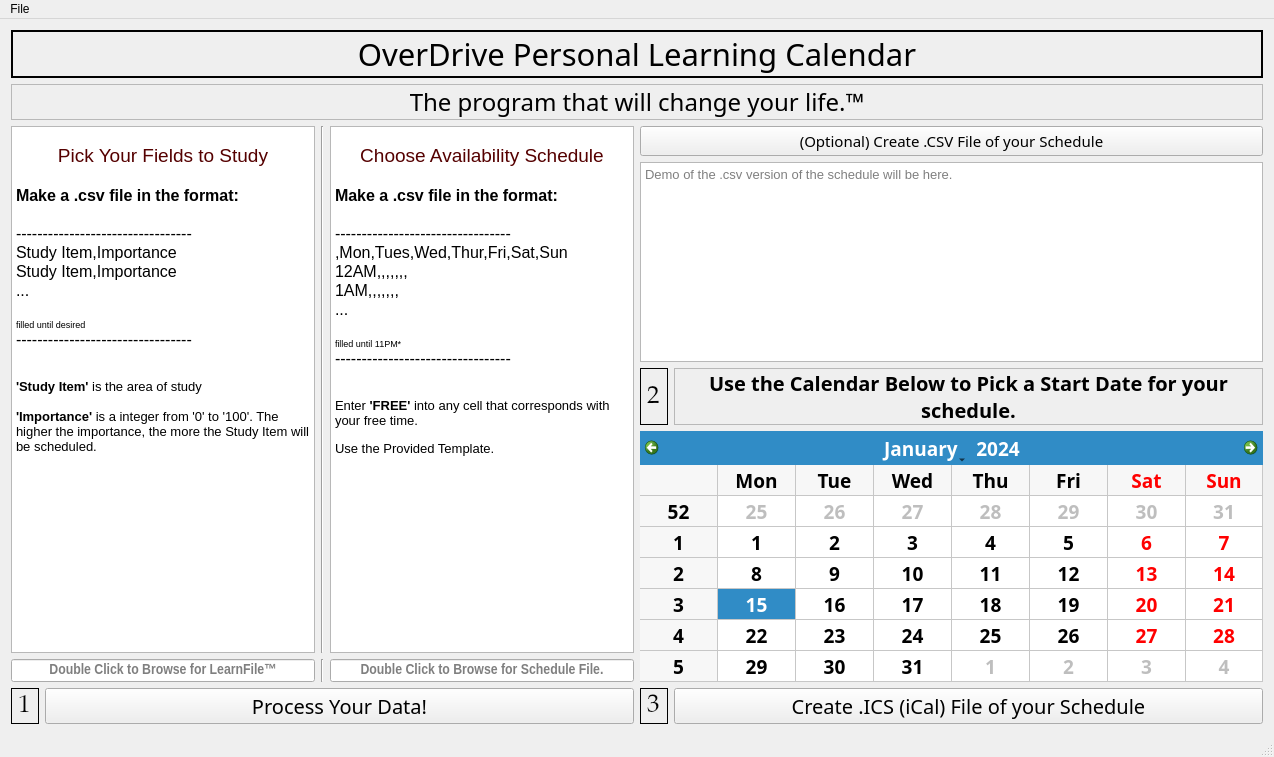
The window that inputwindow.ui (bytePro17124/OverDrive-Personal-Learning-Calendar) describes before a commit, drawn with Qt 5.
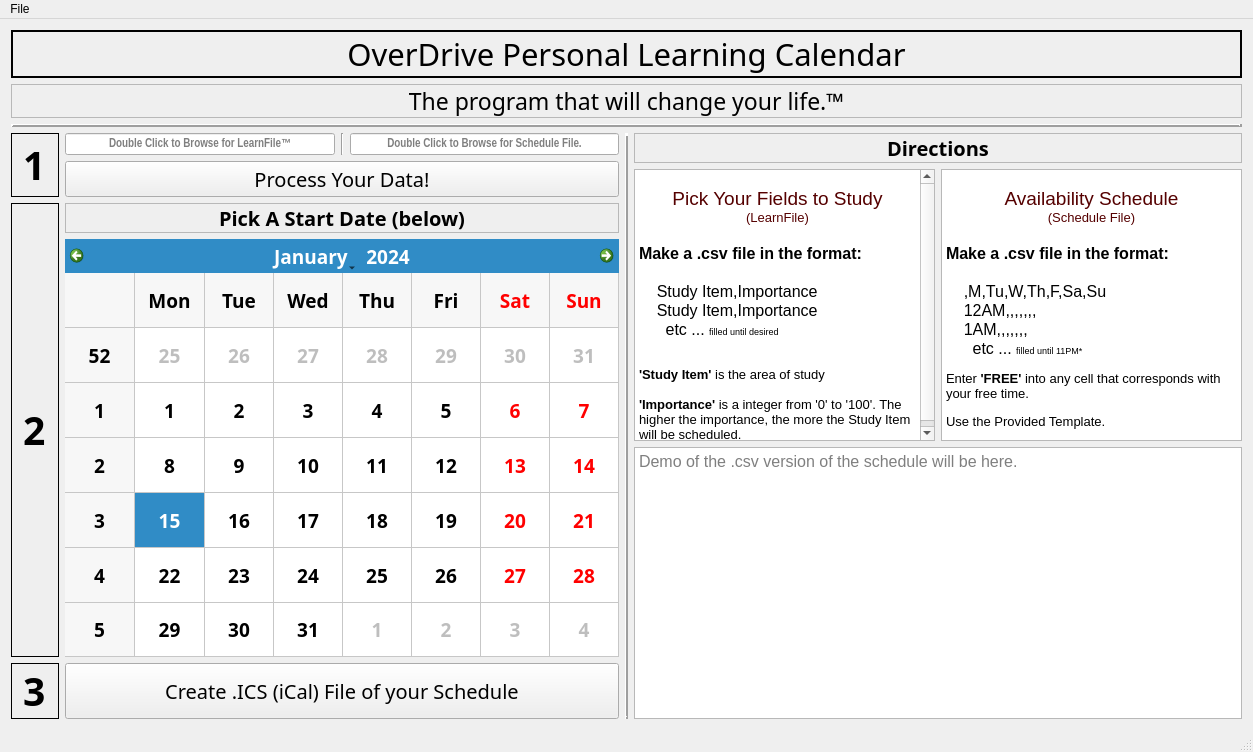
The same window after the commit.

Commit message: added file menu settings, changed layout

The edit to the form file:
```diff
--- a/inputwindow.ui
+++ b/inputwindow.ui
@@ -6,10 +6,16 @@
    <rect>
     <x>0</x>
     <y>0</y>
-    <width>1274</width>
-    <height>757</height>
+    <width>1253</width>
+    <height>752</height>
    </rect>
   </property>
+  <property name="sizePolicy">
+   <sizepolicy hsizetype="Preferred" vsizetype="Preferred">
+    <horstretch>0</horstretch>
+    <verstretch>0</verstretch>
+   </sizepolicy>
+  </property>
   <property name="windowTitle">
    <string>InputWindow</string>
   </property>
@@ -17,9 +23,17 @@
    <string/>
   </property>
   <widget class="QWidget" name="centralWidget">
-   <layout class="QVBoxLayout" name="verticalLayout_3">
+   <layout class="QGridLayout" name="gridLayout">
+    <item row="0" column="0">
+     <layout class="QVBoxLayout" name="verticalLayout">
     <item>
      <widget class="QLabel" name="label_ProgramName">
+        <property name="sizePolicy">
+         <sizepolicy hsizetype="Expanding" vsizetype="Fixed">
+          <horstretch>0</horstretch>
+          <verstretch>0</verstretch>
+         </sizepolicy>
+        </property>
       <property name="font">
        <font>
         <family>Algerian</family>
@@ -47,10 +61,16 @@
     </item>
     <item>
      <widget class="QLabel" name="label">
+        <property name="sizePolicy">
+         <sizepolicy hsizetype="Expanding" vsizetype="Fixed">
+          <horstretch>0</horstretch>
+          <verstretch>0</verstretch>
+         </sizepolicy>
+        </property>
       <property name="font">
        <font>
         <family>Baskerville Old Face</family>
-        <pointsize>18</pointsize>
+          <pointsize>17</pointsize>
         <underline>false</underline>
        </font>
       </property>
@@ -72,94 +92,60 @@
      </widget>
     </item>
     <item>
+       <widget class="Line" name="line_2">
+        <property name="frameShadow">
+         <enum>QFrame::Raised</enum>
+        </property>
+        <property name="lineWidth">
+         <number>3</number>
+        </property>
+        <property name="orientation">
+         <enum>Qt::Horizontal</enum>
+        </property>
+       </widget>
+      </item>
+     </layout>
+    </item>
+    <item row="1" column="0">
      <layout class="QHBoxLayout" name="horizontalLayout_6">
       <item>
+       <layout class="QVBoxLayout" name="verticalLayout_5">
+        <item>
+         <layout class="QHBoxLayout" name="horizontalLayout">
+          <item>
+           <widget class="QLabel" name="label_3">
+            <property name="font">
+             <font>
+              <family>Stencil</family>
+              <pointsize>29</pointsize>
+              <weight>75</weight>
+              <bold>true</bold>
+             </font>
+            </property>
+            <property name="frameShape">
+             <enum>QFrame::Panel</enum>
+            </property>
+            <property name="text">
+             <string>1</string>
+            </property>
+           </widget>
+          </item>
+          <item>
        <layout class="QVBoxLayout" name="verticalLayout_2">
-        <item>
-         <layout class="QHBoxLayout" name="horizontalLayout_5">
-          <item>
-           <widget class="QTextBrowser" name="textBrowser_InfoAboutLearnItems">
-            <property name="sizeIncrement">
-             <size>
-              <width>0</width>
-              <height>0</height>
-             </size>
-            </property>
-            <property name="html">
-             <string>&lt;!DOCTYPE HTML PUBLIC &quot;-//W3C//DTD HTML 4.0//EN&quot; &quot;http://www.w3.org/TR/REC-html40/strict.dtd&quot;&gt;
-&lt;html&gt;&lt;head&gt;&lt;meta name=&quot;qrichtext&quot; content=&quot;1&quot; /&gt;&lt;style type=&quot;text/css&quot;&gt;
-p, li { white-space: pre-wrap; }
-&lt;/style&gt;&lt;/head&gt;&lt;body style=&quot; font-family:'MS Shell Dlg 2'; font-size:8pt; font-weight:400; font-style:normal;&quot;&gt;
-&lt;p align=&quot;center&quot; style=&quot;-qt-paragraph-type:empty; margin-top:0px; margin-bottom:0px; margin-left:0px; margin-right:0px; -qt-block-indent:0; text-indent:0px; font-size:8.25pt;&quot;&gt;&lt;br /&gt;&lt;/p&gt;
-&lt;p align=&quot;center&quot; style=&quot; margin-top:0px; margin-bottom:0px; margin-left:0px; margin-right:0px; -qt-block-indent:0; text-indent:0px;&quot;&gt;&lt;span style=&quot; font-size:14pt; color:#550000;&quot;&gt;Pick Your Fields to Study&lt;/span&gt;&lt;/p&gt;
-&lt;p style=&quot;-qt-paragraph-type:empty; margin-top:0px; margin-bottom:0px; margin-left:0px; margin-right:0px; -qt-block-indent:0; text-indent:0px; font-size:12pt; font-weight:600;&quot;&gt;&lt;br /&gt;&lt;/p&gt;
-&lt;p style=&quot; margin-top:0px; margin-bottom:0px; margin-left:0px; margin-right:0px; -qt-block-indent:0; text-indent:0px;&quot;&gt;&lt;span style=&quot; font-size:12pt; font-weight:600;&quot;&gt;Make a .csv file in the format:&lt;/span&gt;&lt;/p&gt;
-&lt;p style=&quot;-qt-paragraph-type:empty; margin-top:0px; margin-bottom:0px; margin-left:0px; margin-right:0px; -qt-block-indent:0; text-indent:0px; font-size:12pt; font-weight:600;&quot;&gt;&lt;br /&gt;&lt;/p&gt;
-&lt;p style=&quot; margin-top:0px; margin-bottom:0px; margin-left:0px; margin-right:0px; -qt-block-indent:0; text-indent:0px;&quot;&gt;&lt;span style=&quot; font-size:12pt;&quot;&gt;---------------------------------&lt;/span&gt;&lt;/p&gt;
-&lt;p style=&quot; margin-top:0px; margin-bottom:0px; margin-left:0px; margin-right:0px; -qt-block-indent:0; text-indent:0px;&quot;&gt;&lt;span style=&quot; font-size:12pt;&quot;&gt;Study Item,Importance&lt;/span&gt;&lt;/p&gt;
-&lt;p style=&quot; margin-top:0px; margin-bottom:0px; margin-left:0px; margin-right:0px; -qt-block-indent:0; text-indent:0px;&quot;&gt;&lt;span style=&quot; font-size:12pt;&quot;&gt;Study Item,Importance&lt;/span&gt;&lt;/p&gt;
-&lt;p style=&quot; margin-top:0px; margin-bottom:0px; margin-left:0px; margin-right:0px; -qt-block-indent:0; text-indent:0px;&quot;&gt;&lt;span style=&quot; font-size:12pt;&quot;&gt;... &lt;/span&gt;&lt;/p&gt;
-&lt;p style=&quot;-qt-paragraph-type:empty; margin-top:0px; margin-bottom:0px; margin-left:0px; margin-right:0px; -qt-block-indent:0; text-indent:0px; font-size:12pt;&quot;&gt;&lt;br /&gt;&lt;/p&gt;
-&lt;p style=&quot; margin-top:0px; margin-bottom:0px; margin-left:0px; margin-right:0px; -qt-block-indent:0; text-indent:0px;&quot;&gt;&lt;span style=&quot; font-size:7pt;&quot;&gt;filled until desired&lt;/span&gt;&lt;/p&gt;
-&lt;p style=&quot; margin-top:0px; margin-bottom:0px; margin-left:0px; margin-right:0px; -qt-block-indent:0; text-indent:0px;&quot;&gt;&lt;span style=&quot; font-size:12pt;&quot;&gt;---------------------------------&lt;/span&gt;&lt;/p&gt;
-&lt;p style=&quot;-qt-paragraph-type:empty; margin-top:0px; margin-bottom:0px; margin-left:0px; margin-right:0px; -qt-block-indent:0; text-indent:0px; font-size:10pt;&quot;&gt;&lt;br /&gt;&lt;/p&gt;
-&lt;p style=&quot;-qt-paragraph-type:empty; margin-top:0px; margin-bottom:0px; margin-left:0px; margin-right:0px; -qt-block-indent:0; text-indent:0px; font-size:10pt;&quot;&gt;&lt;br /&gt;&lt;/p&gt;
-&lt;p style=&quot; margin-top:0px; margin-bottom:0px; margin-left:0px; margin-right:0px; -qt-block-indent:0; text-indent:0px;&quot;&gt;&lt;span style=&quot; font-size:10pt; font-weight:600;&quot;&gt;'Study Item' &lt;/span&gt;&lt;span style=&quot; font-size:10pt;&quot;&gt;is the area of study &lt;/span&gt;&lt;/p&gt;
-&lt;p style=&quot;-qt-paragraph-type:empty; margin-top:0px; margin-bottom:0px; margin-left:0px; margin-right:0px; -qt-block-indent:0; text-indent:0px; font-size:10pt;&quot;&gt;&lt;br /&gt;&lt;/p&gt;
-&lt;p style=&quot; margin-top:0px; margin-bottom:0px; margin-left:0px; margin-right:0px; -qt-block-indent:0; text-indent:0px;&quot;&gt;&lt;span style=&quot; font-size:10pt; font-weight:600;&quot;&gt;'Importance' &lt;/span&gt;&lt;span style=&quot; font-size:10pt;&quot;&gt;is a integer from '0' to '100'. The higher the importance, the more the Study Item will be scheduled.&lt;/span&gt;&lt;/p&gt;&lt;/body&gt;&lt;/html&gt;</string>
-            </property>
-           </widget>
-          </item>
-          <item>
-           <widget class="Line" name="line_2">
-            <property name="orientation">
-             <enum>Qt::Vertical</enum>
-            </property>
-           </widget>
-          </item>
-          <item>
-           <widget class="QTextBrowser" name="textBrowser_InfoAboutTemplate">
-            <property name="font">
-             <font>
-              <family>MS Sans Serif</family>
-             </font>
-            </property>
-            <property name="html">
-             <string>&lt;!DOCTYPE HTML PUBLIC &quot;-//W3C//DTD HTML 4.0//EN&quot; &quot;http://www.w3.org/TR/REC-html40/strict.dtd&quot;&gt;
-&lt;html&gt;&lt;head&gt;&lt;meta name=&quot;qrichtext&quot; content=&quot;1&quot; /&gt;&lt;style type=&quot;text/css&quot;&gt;
-p, li { white-space: pre-wrap; }
-&lt;/style&gt;&lt;/head&gt;&lt;body style=&quot; font-family:'MS Sans Serif'; font-size:8pt; font-weight:400; font-style:normal;&quot;&gt;
-&lt;p align=&quot;center&quot; style=&quot;-qt-paragraph-type:empty; margin-top:0px; margin-bottom:0px; margin-left:0px; margin-right:0px; -qt-block-indent:0; text-indent:0px; font-family:'MS Shell Dlg 2'; font-size:8.25pt;&quot;&gt;&lt;br /&gt;&lt;/p&gt;
-&lt;p align=&quot;center&quot; style=&quot; margin-top:0px; margin-bottom:0px; margin-left:0px; margin-right:0px; -qt-block-indent:0; text-indent:0px;&quot;&gt;&lt;span style=&quot; font-family:'MS Shell Dlg 2'; font-size:14pt; color:#550000;&quot;&gt;Choose Availability Schedule&lt;/span&gt;&lt;/p&gt;
-&lt;p style=&quot;-qt-paragraph-type:empty; margin-top:0px; margin-bottom:0px; margin-left:0px; margin-right:0px; -qt-block-indent:0; text-indent:0px; font-family:'MS Shell Dlg 2'; font-size:12pt;&quot;&gt;&lt;br /&gt;&lt;/p&gt;
-&lt;p style=&quot; margin-top:0px; margin-bottom:0px; margin-left:0px; margin-right:0px; -qt-block-indent:0; text-indent:0px;&quot;&gt;&lt;span style=&quot; font-family:'MS Shell Dlg 2'; font-size:12pt; font-weight:600;&quot;&gt;Make a .csv file in the format:&lt;/span&gt;&lt;/p&gt;
-&lt;p style=&quot;-qt-paragraph-type:empty; margin-top:0px; margin-bottom:0px; margin-left:0px; margin-right:0px; -qt-block-indent:0; text-indent:0px; font-family:'MS Shell Dlg 2'; font-size:12pt; font-weight:600;&quot;&gt;&lt;br /&gt;&lt;/p&gt;
-&lt;p style=&quot; margin-top:0px; margin-bottom:0px; margin-left:0px; margin-right:0px; -qt-block-indent:0; text-indent:0px;&quot;&gt;&lt;span style=&quot; font-family:'MS Shell Dlg 2'; font-size:12pt;&quot;&gt;---------------------------------&lt;/span&gt;&lt;/p&gt;
-&lt;p style=&quot; margin-top:0px; margin-bottom:0px; margin-left:0px; margin-right:0px; -qt-block-indent:0; text-indent:0px;&quot;&gt;&lt;span style=&quot; font-family:'MS Shell Dlg 2'; font-size:12pt;&quot;&gt;,Mon,Tues,Wed,Thur,Fri,Sat,Sun&lt;/span&gt;&lt;/p&gt;
-&lt;p style=&quot; margin-top:0px; margin-bottom:0px; margin-left:0px; margin-right:0px; -qt-block-indent:0; text-indent:0px;&quot;&gt;&lt;span style=&quot; font-family:'MS Shell Dlg 2'; font-size:12pt;&quot;&gt;12AM,,,,,,,&lt;/span&gt;&lt;/p&gt;
-&lt;p style=&quot; margin-top:0px; margin-bottom:0px; margin-left:0px; margin-right:0px; -qt-block-indent:0; text-indent:0px;&quot;&gt;&lt;span style=&quot; font-family:'MS Shell Dlg 2'; font-size:12pt;&quot;&gt;1AM,,,,,,,&lt;/span&gt;&lt;/p&gt;
-&lt;p style=&quot; margin-top:0px; margin-bottom:0px; margin-left:0px; margin-right:0px; -qt-block-indent:0; text-indent:0px;&quot;&gt;&lt;span style=&quot; font-family:'MS Shell Dlg 2'; font-size:12pt;&quot;&gt;... &lt;/span&gt;&lt;/p&gt;
-&lt;p style=&quot;-qt-paragraph-type:empty; margin-top:0px; margin-bottom:0px; margin-left:0px; margin-right:0px; -qt-block-indent:0; text-indent:0px; font-family:'MS Shell Dlg 2'; font-size:12pt;&quot;&gt;&lt;br /&gt;&lt;/p&gt;
-&lt;p style=&quot; margin-top:0px; margin-bottom:0px; margin-left:0px; margin-right:0px; -qt-block-indent:0; text-indent:0px;&quot;&gt;&lt;span style=&quot; font-family:'MS Shell Dlg 2'; font-size:7pt;&quot;&gt;filled until 11PM*&lt;/span&gt;&lt;/p&gt;
-&lt;p style=&quot; margin-top:0px; margin-bottom:0px; margin-left:0px; margin-right:0px; -qt-block-indent:0; text-indent:0px;&quot;&gt;&lt;span style=&quot; font-family:'MS Shell Dlg 2'; font-size:12pt;&quot;&gt;---------------------------------&lt;/span&gt;&lt;/p&gt;
-&lt;p style=&quot;-qt-paragraph-type:empty; margin-top:0px; margin-bottom:0px; margin-left:0px; margin-right:0px; -qt-block-indent:0; text-indent:0px; font-family:'MS Shell Dlg 2'; font-size:10pt;&quot;&gt;&lt;br /&gt;&lt;/p&gt;
-&lt;p style=&quot;-qt-paragraph-type:empty; margin-top:0px; margin-bottom:0px; margin-left:0px; margin-right:0px; -qt-block-indent:0; text-indent:0px; font-family:'MS Shell Dlg 2'; font-size:10pt;&quot;&gt;&lt;br /&gt;&lt;/p&gt;
-&lt;p style=&quot; margin-top:0px; margin-bottom:0px; margin-left:0px; margin-right:0px; -qt-block-indent:0; text-indent:0px;&quot;&gt;&lt;span style=&quot; font-family:'MS Shell Dlg 2'; font-size:10pt;&quot;&gt;Enter &lt;/span&gt;&lt;span style=&quot; font-family:'MS Shell Dlg 2'; font-size:10pt; font-weight:600;&quot;&gt;'FREE'&lt;/span&gt;&lt;span style=&quot; font-family:'MS Shell Dlg 2'; font-size:10pt;&quot;&gt; into any cell that corresponds with your free time.&lt;/span&gt;&lt;/p&gt;
-&lt;p style=&quot;-qt-paragraph-type:empty; margin-top:0px; margin-bottom:0px; margin-left:0px; margin-right:0px; -qt-block-indent:0; text-indent:0px; font-family:'MS Shell Dlg 2'; font-size:8.25pt;&quot;&gt;&lt;br /&gt;&lt;/p&gt;
-&lt;p style=&quot; margin-top:0px; margin-bottom:0px; margin-left:0px; margin-right:0px; -qt-block-indent:0; text-indent:0px;&quot;&gt;&lt;span style=&quot; font-family:'MS Shell Dlg 2'; font-size:10pt;&quot;&gt;Use the Provided Template.&lt;/span&gt;&lt;/p&gt;&lt;/body&gt;&lt;/html&gt;</string>
-            </property>
-           </widget>
-          </item>
-         </layout>
-        </item>
         <item>
          <layout class="QHBoxLayout" name="horizontalLayout_4">
           <item>
            <widget class="QLineEdit" name="lineEdit_csvPathForItems">
+                <property name="sizePolicy">
+                 <sizepolicy hsizetype="Expanding" vsizetype="Preferred">
+                  <horstretch>0</horstretch>
+                  <verstretch>0</verstretch>
+                 </sizepolicy>
+                </property>
             <property name="font">
              <font>
               <family>Arial Narrow</family>
-              <pointsize>11</pointsize>
+                  <pointsize>9</pointsize>
               <weight>75</weight>
               <bold>true</bold>
              </font>
@@ -181,10 +167,16 @@
           </item>
           <item>
            <widget class="QLineEdit" name="lineEdit_csvPathForSchedule">
+                <property name="sizePolicy">
+                 <sizepolicy hsizetype="Expanding" vsizetype="Preferred">
+                  <horstretch>0</horstretch>
+                  <verstretch>0</verstretch>
+                 </sizepolicy>
+                </property>
             <property name="font">
              <font>
               <family>Arial Narrow</family>
-              <pointsize>11</pointsize>
+                  <pointsize>9</pointsize>
               <weight>75</weight>
               <bold>true</bold>
              </font>
@@ -200,27 +192,9 @@
          </layout>
         </item>
         <item>
-         <layout class="QHBoxLayout" name="horizontalLayout_3">
-          <item>
-           <widget class="QLabel" name="label_3">
-            <property name="font">
-             <font>
-              <family>Palatino Linotype</family>
-              <pointsize>19</pointsize>
-             </font>
-            </property>
-            <property name="frameShape">
-             <enum>QFrame::Panel</enum>
-            </property>
-            <property name="text">
-             <string>1</string>
-            </property>
-           </widget>
-          </item>
-          <item>
            <widget class="QPushButton" name="button_ProcessData">
             <property name="sizePolicy">
-             <sizepolicy hsizetype="Expanding" vsizetype="Fixed">
+               <sizepolicy hsizetype="Expanding" vsizetype="Preferred">
               <horstretch>0</horstretch>
               <verstretch>0</verstretch>
              </sizepolicy>
@@ -256,46 +230,15 @@
        </layout>
       </item>
       <item>
-       <layout class="QVBoxLayout" name="verticalLayout">
-        <item>
-         <widget class="QPushButton" name="button_MakeSchedule">
-          <property name="font">
-           <font>
-            <family>Arial Black</family>
-            <pointsize>11</pointsize>
-           </font>
-          </property>
-          <property name="statusTip">
-           <string>Click to Create a Schedule to View in Excel</string>
-          </property>
-          <property name="text">
-           <string>(Optional) Create .CSV File of your Schedule</string>
-          </property>
-         </widget>
-        </item>
-        <item>
-         <widget class="QTextBrowser" name="textBrowser_InfoAboutSchedule">
-          <property name="font">
-           <font>
-            <pointsize>10</pointsize>
-           </font>
-          </property>
-          <property name="statusTip">
-           <string>Example of your processed file (for debugging/testing purposes)</string>
-          </property>
-          <property name="placeholderText">
-           <string>Demo of the .csv version of the schedule will be here.</string>
-          </property>
-         </widget>
-        </item>
-        <item>
-         <layout class="QHBoxLayout" name="horizontalLayout">
+         <layout class="QHBoxLayout" name="horizontalLayout_2">
           <item>
            <widget class="QLabel" name="label_4">
             <property name="font">
              <font>
-              <family>Palatino Linotype</family>
-              <pointsize>19</pointsize>
+              <family>Stencil</family>
+              <pointsize>29</pointsize>
+              <weight>75</weight>
+              <bold>true</bold>
              </font>
             </property>
             <property name="frameShape">
@@ -307,6 +250,8 @@
            </widget>
           </item>
           <item>
+           <layout class="QVBoxLayout" name="verticalLayout_4">
+            <item>
            <widget class="QLabel" name="label_2">
             <property name="sizePolicy">
              <sizepolicy hsizetype="Expanding" vsizetype="Preferred">
@@ -338,7 +283,7 @@
              <number>1</number>
             </property>
             <property name="text">
-             <string>Use the Calendar Below to Pick a Start Date for your schedule.</string>
+               <string>&lt;html&gt;&lt;head/&gt;&lt;body&gt;&lt;p&gt;Pick A Start Date (below)&lt;/p&gt;&lt;/body&gt;&lt;/html&gt;</string>
             </property>
             <property name="alignment">
              <set>Qt::AlignCenter</set>
@@ -348,13 +293,17 @@
             </property>
            </widget>
           </item>
-         </layout>
-        </item>
         <item>
          <widget class="QCalendarWidget" name="calendarWidget_DateOfStart">
           <property name="enabled">
            <bool>true</bool>
           </property>
+              <property name="sizePolicy">
+               <sizepolicy hsizetype="Expanding" vsizetype="Expanding">
+                <horstretch>0</horstretch>
+                <verstretch>0</verstretch>
+               </sizepolicy>
+              </property>
           <property name="font">
            <font>
             <family>Baskerville Old Face</family>
@@ -389,14 +338,20 @@
           </property>
          </widget>
         </item>
+           </layout>
+          </item>
+         </layout>
+        </item>
         <item>
-         <layout class="QHBoxLayout" name="horizontalLayout_2">
+         <layout class="QHBoxLayout" name="horizontalLayout_3">
           <item>
            <widget class="QLabel" name="label_5">
             <property name="font">
              <font>
-              <family>Palatino Linotype</family>
-              <pointsize>19</pointsize>
+              <family>Stencil</family>
+              <pointsize>29</pointsize>
+              <weight>75</weight>
+              <bold>true</bold>
              </font>
             </property>
             <property name="frameShape">
@@ -410,7 +365,7 @@
           <item>
            <widget class="QPushButton" name="button_MakeiCalFile">
             <property name="sizePolicy">
-             <sizepolicy hsizetype="Expanding" vsizetype="Fixed">
+             <sizepolicy hsizetype="Expanding" vsizetype="Preferred">
               <horstretch>0</horstretch>
               <verstretch>0</verstretch>
              </sizepolicy>
@@ -441,6 +396,137 @@
         </item>
        </layout>
       </item>
+      <item>
+       <widget class="Line" name="line">
+        <property name="frameShadow">
+         <enum>QFrame::Raised</enum>
+        </property>
+        <property name="lineWidth">
+         <number>3</number>
+        </property>
+        <property name="orientation">
+         <enum>Qt::Vertical</enum>
+        </property>
+       </widget>
+      </item>
+      <item>
+       <layout class="QVBoxLayout" name="verticalLayout_3">
+        <item>
+         <widget class="QLabel" name="label_6">
+          <property name="sizePolicy">
+           <sizepolicy hsizetype="Expanding" vsizetype="Preferred">
+            <horstretch>0</horstretch>
+            <verstretch>0</verstretch>
+           </sizepolicy>
+          </property>
+          <property name="font">
+           <font>
+            <family>Arial Black</family>
+            <pointsize>15</pointsize>
+            <weight>75</weight>
+            <bold>true</bold>
+           </font>
+          </property>
+          <property name="frameShape">
+           <enum>QFrame::StyledPanel</enum>
+          </property>
+          <property name="midLineWidth">
+           <number>1</number>
+          </property>
+          <property name="text">
+           <string>Directions</string>
+          </property>
+          <property name="alignment">
+           <set>Qt::AlignCenter</set>
+          </property>
+         </widget>
+        </item>
+        <item>
+         <layout class="QHBoxLayout" name="horizontalLayout_5">
+          <item>
+           <widget class="QTextBrowser" name="textBrowser_InfoAboutLearnItems">
+            <property name="sizeIncrement">
+             <size>
+              <width>0</width>
+              <height>0</height>
+             </size>
+            </property>
+            <property name="font">
+             <font>
+              <family>MS Sans Serif</family>
+             </font>
+            </property>
+            <property name="html">
+             <string>&lt;!DOCTYPE HTML PUBLIC &quot;-//W3C//DTD HTML 4.0//EN&quot; &quot;http://www.w3.org/TR/REC-html40/strict.dtd&quot;&gt;
+&lt;html&gt;&lt;head&gt;&lt;meta name=&quot;qrichtext&quot; content=&quot;1&quot; /&gt;&lt;style type=&quot;text/css&quot;&gt;
+p, li { white-space: pre-wrap; }
+&lt;/style&gt;&lt;/head&gt;&lt;body style=&quot; font-family:'MS Sans Serif'; font-size:8pt; font-weight:400; font-style:normal;&quot;&gt;
+&lt;p align=&quot;center&quot; style=&quot;-qt-paragraph-type:empty; margin-top:0px; margin-bottom:0px; margin-left:0px; margin-right:0px; -qt-block-indent:0; text-indent:0px; font-family:'MS Shell Dlg 2'; font-size:8.25pt;&quot;&gt;&lt;br /&gt;&lt;/p&gt;
+&lt;p align=&quot;center&quot; style=&quot; margin-top:0px; margin-bottom:0px; margin-left:0px; margin-right:0px; -qt-block-indent:0; text-indent:0px;&quot;&gt;&lt;span style=&quot; font-family:'MS Shell Dlg 2'; font-size:14pt; color:#550000;&quot;&gt;Pick Your Fields to Study&lt;/span&gt;&lt;/p&gt;
+&lt;p align=&quot;center&quot; style=&quot; margin-top:0px; margin-bottom:0px; margin-left:0px; margin-right:0px; -qt-block-indent:0; text-indent:0px;&quot;&gt;&lt;span style=&quot; font-family:'MS Shell Dlg 2'; font-size:10pt; color:#550000;&quot;&gt;(LearnFile)&lt;/span&gt;&lt;/p&gt;
+&lt;p style=&quot;-qt-paragraph-type:empty; margin-top:0px; margin-bottom:0px; margin-left:0px; margin-right:0px; -qt-block-indent:0; text-indent:0px; font-family:'MS Shell Dlg 2'; font-size:12pt; font-weight:600;&quot;&gt;&lt;br /&gt;&lt;/p&gt;
+&lt;p style=&quot; margin-top:0px; margin-bottom:0px; margin-left:0px; margin-right:0px; -qt-block-indent:0; text-indent:0px;&quot;&gt;&lt;span style=&quot; font-family:'MS Shell Dlg 2'; font-size:12pt; font-weight:600;&quot;&gt;Make a .csv file in the format:&lt;/span&gt;&lt;/p&gt;
+&lt;p style=&quot;-qt-paragraph-type:empty; margin-top:0px; margin-bottom:0px; margin-left:0px; margin-right:0px; -qt-block-indent:0; text-indent:0px; font-family:'MS Shell Dlg 2'; font-size:12pt; font-weight:600;&quot;&gt;&lt;br /&gt;&lt;/p&gt;
+&lt;p style=&quot; margin-top:0px; margin-bottom:0px; margin-left:0px; margin-right:0px; -qt-block-indent:0; text-indent:0px;&quot;&gt;&lt;span style=&quot; font-family:'MS Shell Dlg 2'; font-size:12pt;&quot;&gt;    Study Item,Importance&lt;/span&gt;&lt;/p&gt;
+&lt;p style=&quot; margin-top:0px; margin-bottom:0px; margin-left:0px; margin-right:0px; -qt-block-indent:0; text-indent:0px;&quot;&gt;&lt;span style=&quot; font-family:'MS Shell Dlg 2'; font-size:12pt;&quot;&gt;    Study Item,Importance&lt;/span&gt;&lt;/p&gt;
+&lt;p style=&quot; margin-top:0px; margin-bottom:0px; margin-left:0px; margin-right:0px; -qt-block-indent:0; text-indent:0px;&quot;&gt;&lt;span style=&quot; font-family:'MS Shell Dlg 2'; font-size:12pt;&quot;&gt;      etc ... &lt;/span&gt;&lt;span style=&quot; font-family:'MS Shell Dlg 2'; font-size:7pt;&quot;&gt;filled until desired&lt;/span&gt;&lt;/p&gt;
+&lt;p style=&quot;-qt-paragraph-type:empty; margin-top:0px; margin-bottom:0px; margin-left:0px; margin-right:0px; -qt-block-indent:0; text-indent:0px;&quot;&gt;&lt;br /&gt;&lt;/p&gt;
+&lt;p style=&quot;-qt-paragraph-type:empty; margin-top:0px; margin-bottom:0px; margin-left:0px; margin-right:0px; -qt-block-indent:0; text-indent:0px; font-family:'MS Shell Dlg 2'; font-size:10pt;&quot;&gt;&lt;br /&gt;&lt;/p&gt;
+&lt;p style=&quot; margin-top:0px; margin-bottom:0px; margin-left:0px; margin-right:0px; -qt-block-indent:0; text-indent:0px;&quot;&gt;&lt;span style=&quot; font-family:'MS Shell Dlg 2'; font-size:10pt; font-weight:600;&quot;&gt;'Study Item' &lt;/span&gt;&lt;span style=&quot; font-family:'MS Shell Dlg 2'; font-size:10pt;&quot;&gt;is the area of study &lt;/span&gt;&lt;/p&gt;
+&lt;p style=&quot;-qt-paragraph-type:empty; margin-top:0px; margin-bottom:0px; margin-left:0px; margin-right:0px; -qt-block-indent:0; text-indent:0px; font-family:'MS Shell Dlg 2'; font-size:10pt;&quot;&gt;&lt;br /&gt;&lt;/p&gt;
+&lt;p style=&quot; margin-top:0px; margin-bottom:0px; margin-left:0px; margin-right:0px; -qt-block-indent:0; text-indent:0px;&quot;&gt;&lt;span style=&quot; font-family:'MS Shell Dlg 2'; font-size:10pt; font-weight:600;&quot;&gt;'Importance' &lt;/span&gt;&lt;span style=&quot; font-family:'MS Shell Dlg 2'; font-size:10pt;&quot;&gt;is a integer from '0' to '100'. The higher the importance, the more the Study Item will be scheduled.&lt;/span&gt;&lt;/p&gt;&lt;/body&gt;&lt;/html&gt;</string>
+            </property>
+           </widget>
+          </item>
+          <item>
+           <widget class="QTextBrowser" name="textBrowser_InfoAboutTemplate">
+            <property name="font">
+             <font>
+              <family>MS Sans Serif</family>
+             </font>
+            </property>
+            <property name="html">
+             <string>&lt;!DOCTYPE HTML PUBLIC &quot;-//W3C//DTD HTML 4.0//EN&quot; &quot;http://www.w3.org/TR/REC-html40/strict.dtd&quot;&gt;
+&lt;html&gt;&lt;head&gt;&lt;meta name=&quot;qrichtext&quot; content=&quot;1&quot; /&gt;&lt;style type=&quot;text/css&quot;&gt;
+p, li { white-space: pre-wrap; }
+&lt;/style&gt;&lt;/head&gt;&lt;body style=&quot; font-family:'MS Sans Serif'; font-size:8pt; font-weight:400; font-style:normal;&quot;&gt;
+&lt;p align=&quot;center&quot; style=&quot;-qt-paragraph-type:empty; margin-top:0px; margin-bottom:0px; margin-left:0px; margin-right:0px; -qt-block-indent:0; text-indent:0px; font-family:'MS Shell Dlg 2'; font-size:8.25pt;&quot;&gt;&lt;br /&gt;&lt;/p&gt;
+&lt;p align=&quot;center&quot; style=&quot; margin-top:0px; margin-bottom:0px; margin-left:0px; margin-right:0px; -qt-block-indent:0; text-indent:0px;&quot;&gt;&lt;span style=&quot; font-family:'MS Shell Dlg 2'; font-size:14pt; color:#550000;&quot;&gt;Availability Schedule&lt;/span&gt;&lt;/p&gt;
+&lt;p align=&quot;center&quot; style=&quot; margin-top:0px; margin-bottom:0px; margin-left:0px; margin-right:0px; -qt-block-indent:0; text-indent:0px;&quot;&gt;&lt;span style=&quot; font-family:'MS Shell Dlg 2'; font-size:10pt; color:#550000;&quot;&gt;(Schedule File)&lt;/span&gt;&lt;/p&gt;
+&lt;p style=&quot;-qt-paragraph-type:empty; margin-top:0px; margin-bottom:0px; margin-left:0px; margin-right:0px; -qt-block-indent:0; text-indent:0px; font-family:'MS Shell Dlg 2'; font-size:12pt;&quot;&gt;&lt;br /&gt;&lt;/p&gt;
+&lt;p style=&quot; margin-top:0px; margin-bottom:0px; margin-left:0px; margin-right:0px; -qt-block-indent:0; text-indent:0px;&quot;&gt;&lt;span style=&quot; font-family:'MS Shell Dlg 2'; font-size:12pt; font-weight:600;&quot;&gt;Make a .csv file in the format:&lt;/span&gt;&lt;/p&gt;
+&lt;p style=&quot;-qt-paragraph-type:empty; margin-top:0px; margin-bottom:0px; margin-left:0px; margin-right:0px; -qt-block-indent:0; text-indent:0px; font-family:'MS Shell Dlg 2'; font-size:12pt; font-weight:600;&quot;&gt;&lt;br /&gt;&lt;/p&gt;
+&lt;p style=&quot; margin-top:0px; margin-bottom:0px; margin-left:0px; margin-right:0px; -qt-block-indent:0; text-indent:0px;&quot;&gt;&lt;span style=&quot; font-family:'MS Shell Dlg 2'; font-size:12pt;&quot;&gt;    ,M,Tu,W,Th,F,Sa,Su&lt;/span&gt;&lt;/p&gt;
+&lt;p style=&quot; margin-top:0px; margin-bottom:0px; margin-left:0px; margin-right:0px; -qt-block-indent:0; text-indent:0px;&quot;&gt;&lt;span style=&quot; font-family:'MS Shell Dlg 2'; font-size:12pt;&quot;&gt;    12AM,,,,,,,&lt;/span&gt;&lt;/p&gt;
+&lt;p style=&quot; margin-top:0px; margin-bottom:0px; margin-left:0px; margin-right:0px; -qt-block-indent:0; text-indent:0px;&quot;&gt;&lt;span style=&quot; font-family:'MS Shell Dlg 2'; font-size:12pt;&quot;&gt;    1AM,,,,,,,&lt;/span&gt;&lt;/p&gt;
+&lt;p style=&quot; margin-top:0px; margin-bottom:0px; margin-left:0px; margin-right:0px; -qt-block-indent:0; text-indent:0px;&quot;&gt;&lt;span style=&quot; font-family:'MS Shell Dlg 2'; font-size:12pt;&quot;&gt;      etc ... &lt;/span&gt;&lt;span style=&quot; font-family:'MS Shell Dlg 2'; font-size:7pt;&quot;&gt;filled until 11PM*&lt;/span&gt;&lt;/p&gt;
+&lt;p style=&quot;-qt-paragraph-type:empty; margin-top:0px; margin-bottom:0px; margin-left:0px; margin-right:0px; -qt-block-indent:0; text-indent:0px;&quot;&gt;&lt;br /&gt;&lt;/p&gt;
+&lt;p style=&quot; margin-top:0px; margin-bottom:0px; margin-left:0px; margin-right:0px; -qt-block-indent:0; text-indent:0px;&quot;&gt;&lt;span style=&quot; font-family:'MS Shell Dlg 2'; font-size:10pt;&quot;&gt;Enter &lt;/span&gt;&lt;span style=&quot; font-family:'MS Shell Dlg 2'; font-size:10pt; font-weight:600;&quot;&gt;'FREE'&lt;/span&gt;&lt;span style=&quot; font-family:'MS Shell Dlg 2'; font-size:10pt;&quot;&gt; into any cell that corresponds with your free time.&lt;/span&gt;&lt;/p&gt;
+&lt;p style=&quot;-qt-paragraph-type:empty; margin-top:0px; margin-bottom:0px; margin-left:0px; margin-right:0px; -qt-block-indent:0; text-indent:0px; font-family:'MS Shell Dlg 2'; font-size:8.25pt;&quot;&gt;&lt;br /&gt;&lt;/p&gt;
+&lt;p style=&quot; margin-top:0px; margin-bottom:0px; margin-left:0px; margin-right:0px; -qt-block-indent:0; text-indent:0px;&quot;&gt;&lt;span style=&quot; font-family:'MS Shell Dlg 2'; font-size:10pt;&quot;&gt;Use the Provided Template.&lt;/span&gt;&lt;/p&gt;&lt;/body&gt;&lt;/html&gt;</string>
+            </property>
+           </widget>
+          </item>
+         </layout>
+        </item>
+        <item>
+         <widget class="QTextBrowser" name="textBrowser_InfoAboutSchedule">
+          <property name="font">
+           <font>
+            <family>MS Sans Serif</family>
+            <pointsize>12</pointsize>
+           </font>
+          </property>
+          <property name="statusTip">
+           <string>Example of your processed file (for debugging/testing purposes)</string>
+          </property>
+          <property name="placeholderText">
+           <string>Demo of the .csv version of the schedule will be here.</string>
+          </property>
+         </widget>
+        </item>
+       </layout>
+      </item>
      </layout>
     </item>
    </layout>
@@ -450,7 +536,7 @@
     <rect>
      <x>0</x>
      <y>0</y>
-     <width>1274</width>
+     <width>1253</width>
      <height>24</height>
     </rect>
    </property>
```
Left out of the diff: 21 changed lines with no effect on the pictures. Lines whose indentation alone changed are shown as unchanged. The commit also changes 2 other files.
